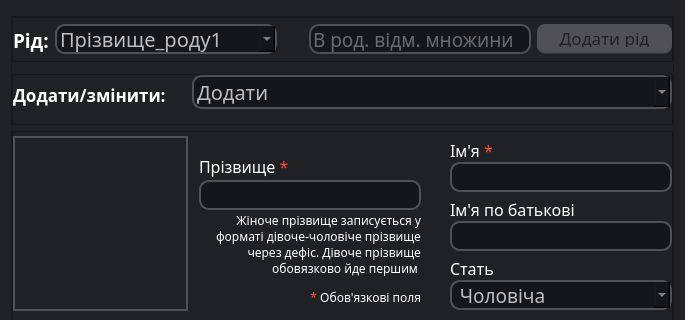
AndriyKy/Family_Tree, file Add_edit.ui: the form before one commit; both pictures show x 0 to 685 and y 0 to 320 of the 685 by 650 pixel window.
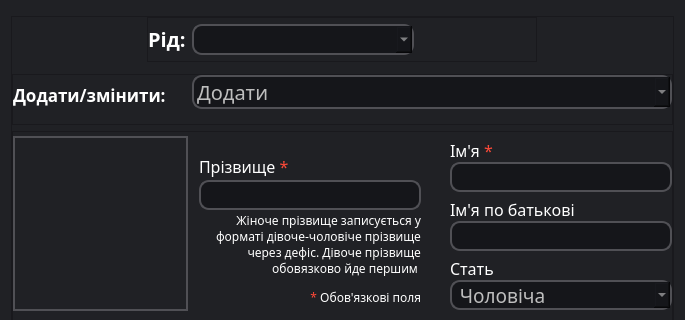
The form after the commit. Icons and pictures are not drawn.

Commit message: Added logic to the rest of the buttons, except for the last one

What changed in the file:
```diff
--- a/Add_edit.ui
+++ b/Add_edit.ui
@@ -63,7 +63,7 @@
       <property name="bottomMargin">
        <number>0</number>
       </property>
-      <item alignment="Qt::AlignRight">
+      <item alignment="Qt::AlignHCenter">
        <widget class="QFrame" name="frame_addSelClan">
         <property name="minimumSize">
          <size>
@@ -90,7 +90,7 @@
          <property name="bottomMargin">
           <number>0</number>
          </property>
-         <item alignment="Qt::AlignRight">
+         <item alignment="Qt::AlignVCenter">
           <widget class="QLabel" name="label_choiceClan">
            <property name="minimumSize">
             <size>
@@ -107,7 +107,7 @@
            <property name="font">
             <font>
              <family>Segoe Print</family>
-             <pointsize>14</pointsize>
+             <pointsize>15</pointsize>
              <weight>75</weight>
              <bold>true</bold>
             </font>
@@ -118,9 +118,6 @@
            <property name="text">
             <string>Рід:</string>
            </property>
-           <property name="alignment">
-            <set>Qt::AlignBottom|Qt::AlignLeading|Qt::AlignLeft</set>
-           </property>
           </widget>
          </item>
          <item>
@@ -128,13 +125,13 @@
            <property name="minimumSize">
             <size>
              <width>222</width>
-             <height>30</height>
+             <height>31</height>
             </size>
            </property>
            <property name="maximumSize">
             <size>
              <width>222</width>
-             <height>30</height>
+             <height>31</height>
             </size>
            </property>
            <property name="font">
@@ -156,11 +153,6 @@
 selection-background-color: white;
 selection-color:rgba(21, 22, 26, 255);</string>
            </property>
-           <item>
-            <property name="text">
-             <string notr="true">Прізвище_роду1</string>
-            </property>
-           </item>
           </widget>
          </item>
          <item>
@@ -170,102 +162,12 @@
            </property>
            <property name="sizeHint" stdset="0">
             <size>
-             <width>40</width>
+             <width>122</width>
              <height>20</height>
             </size>
            </property>
           </spacer>
          </item>
-         <item>
-          <widget class="QLineEdit" name="lineEdit_addClan">
-           <property name="minimumSize">
-            <size>
-             <width>222</width>
-             <height>30</height>
-            </size>
-           </property>
-           <property name="maximumSize">
-            <size>
-             <width>222</width>
-             <height>30</height>
-            </size>
-           </property>
-           <property name="font">
-            <font>
-             <family>Monotype Corsiva</family>
-             <pointsize>14</pointsize>
-            </font>
-           </property>
-           <property name="mouseTracking">
-            <bool>false</bool>
-           </property>
-           <property name="styleSheet">
-            <string notr="true">background-color: rgba(21, 22, 26, 255);
-color: rgb(190, 190, 190);
-border-radius: 10px;
-border-bottom: 2px solid rgb(80, 80, 85, 255);
-border-right: 2px solid rgb(80, 80, 85, 255);
-border-top: 2px solid rgb(80, 80, 85, 255);
-border-left: 2px solid rgb(80, 80, 85, 255);</string>
-           </property>
-           <property name="placeholderText">
-            <string>В род. відм. множини</string>
-           </property>
-           <property name="clearButtonEnabled">
-            <bool>true</bool>
-           </property>
-          </widget>
-         </item>
-         <item>
-          <widget class="QPushButton" name="pushButton_addClan">
-           <property name="minimumSize">
-            <size>
-             <width>135</width>
-             <height>30</height>
-            </size>
-           </property>
-           <property name="maximumSize">
-            <size>
-             <width>135</width>
-             <height>30</height>
-            </size>
-           </property>
-           <property name="font">
-            <font>
-             <family>Segoe Print</family>
-             <pointsize>13</pointsize>
-             <weight>50</weight>
-             <bold>false</bold>
-            </font>
-           </property>
-           <property name="styleSheet">
-            <string notr="true">QPushButton {
-	text-align: center;
-	background-color: rgb(80, 80, 85);
-	border-bottom: 2px solid rgba(70, 70, 70, 150);
-	border-radius: 8px;
-	padding: 5px;
-	color: rgb(32, 33, 37);
-}
-
-QPushButton:hover {
-	background-color: #00c580;
-	color: white;
-	border: none;
-	float: right;
-	padding: 5px;
-	border-bottom: 2px solid rgba(38, 127, 51, 130);
-}
-
-QPushButton:pressed {
-	background-color: rgb(0, 136, 86);
-}</string>
-           </property>
-           <property name="text">
-            <string>Додати рід</string>
-           </property>
-          </widget>
-         </item>
         </layout>
        </widget>
       </item>
```
Left out of the diff: 11 changed lines with no effect on the pictures. The commit also changes 24 other files.
